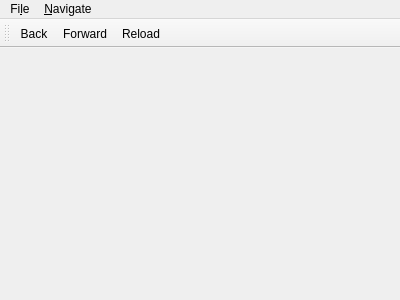
Qt form web/mainwindow.ui (vicr123/theweb-cef) before a commit.
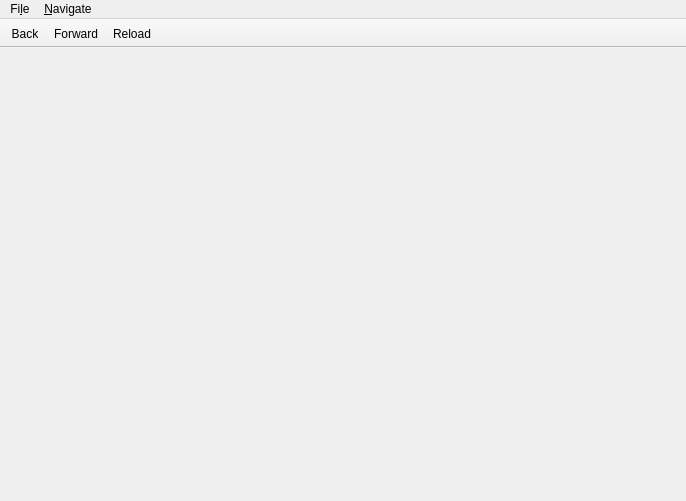
The same form after that commit. Icons and pictures are not drawn.

```diff
--- a/web/mainwindow.ui
+++ b/web/mainwindow.ui
@@ -6,8 +6,8 @@
    <rect>
     <x>0</x>
     <y>0</y>
-    <width>400</width>
-    <height>300</height>
+    <width>686</width>
+    <height>501</height>
    </rect>
   </property>
   <property name="windowTitle">
@@ -82,8 +82,8 @@
            <rect>
             <x>0</x>
             <y>0</y>
-            <width>348</width>
-            <height>26</height>
+            <width>638</width>
+            <height>23</height>
            </rect>
           </property>
           <layout class="QHBoxLayout" name="horizontalLayout_2">
@@ -154,7 +154,7 @@
     <rect>
      <x>0</x>
      <y>0</y>
-     <width>400</width>
+     <width>686</width>
      <height>22</height>
     </rect>
    </property>
@@ -177,6 +177,9 @@
    <addaction name="menuNavigate"/>
   </widget>
   <widget class="QToolBar" name="mainToolBar">
+   <property name="movable">
+    <bool>false</bool>
+   </property>
    <attribute name="toolBarArea">
     <enum>TopToolBarArea</enum>
    </attribute>
@@ -193,7 +196,7 @@
      <normaloff>.</normaloff>.</iconset>
    </property>
    <property name="text">
-    <string>Back</string>
+    <string>&amp;Back</string>
    </property>
    <property name="shortcut">
     <string>Alt+Left</string>
@@ -205,7 +208,7 @@
      <normaloff>.</normaloff>.</iconset>
    </property>
    <property name="text">
-    <string>Forward</string>
+    <string>&amp;Forward</string>
    </property>
    <property name="shortcut">
     <string>Alt+Right</string>
@@ -217,7 +220,7 @@
      <normaloff>.</normaloff>.</iconset>
    </property>
    <property name="text">
-    <string>Reload</string>
+    <string>&amp;Reload</string>
    </property>
    <property name="toolTip">
     <string>Reload</string>
```
Left out of the diff: 29 changed lines with no effect on the pictures.
